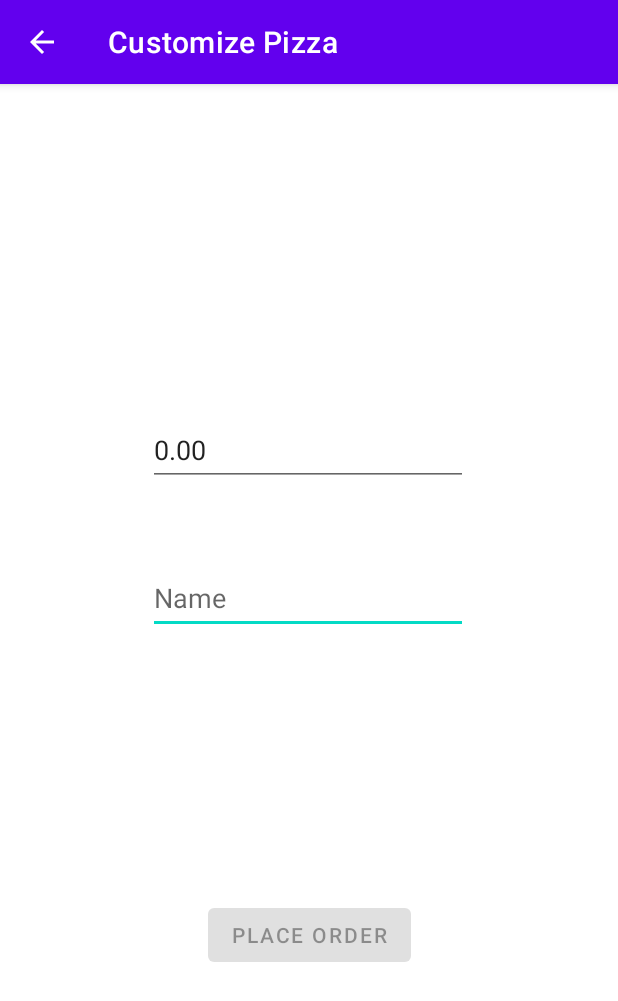
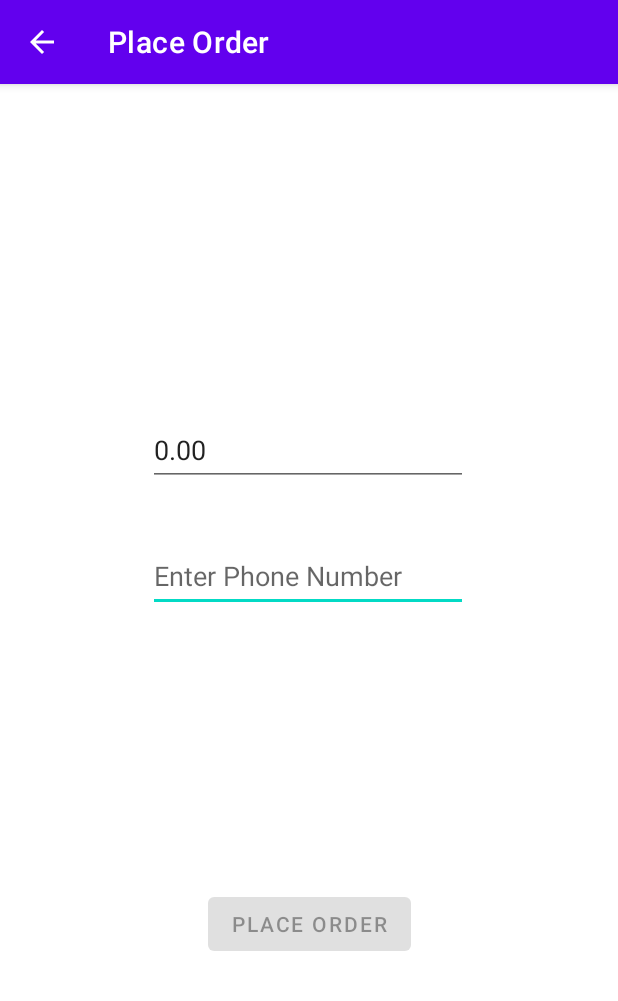
Before and after one commit to JDunich/Pizzeria-App, an Android app: the CustomizeActivity screen opened directly, with no data from a screen before it, on a phone screen of 412 x 824 dp. Shown: the top 1001 px of the screen. Run offline under Robolectric (Android 15) with nearby library versions, the phone set to English and light mode, and no system bars.

Commit message:
Edit Layout

```diff
--- a/app/src/main/AndroidManifest.xml
+++ b/app/src/main/AndroidManifest.xml
@@ -16,7 +16,7 @@
         </activity>
         <activity
             android:name=".CustomizeActivity"
-            android:label="Customize Pizza"
+            android:label="Place Order"
             android:parentActivityName=".PizzaActivity">
         </activity>
         <activity
@@ -26,7 +26,7 @@
         </activity>
         <activity
                 android:name=".StoreActivity"
-                android:label="View All Store Orders"
+                android:label="All Store Orders"
                 android:parentActivityName=".MainActivity">
         </activity>
         <activity
--- a/app/src/main/res/layout/activity_customize.xml
+++ b/app/src/main/res/layout/activity_customize.xml
@@ -6,31 +6,20 @@
     android:layout_height="match_parent"
     tools:context=".CustomizeActivity">
 
-    <TextView
-        android:id="@+id/Title3"
-        android:layout_width="wrap_content"
-        android:layout_height="wrap_content"
-        android:textAppearance="@style/TextAppearance.AppCompat.Display2"
-        app:layout_constraintBottom_toBottomOf="parent"
-        app:layout_constraintEnd_toEndOf="parent"
-        app:layout_constraintHorizontal_bias="0.497"
-        app:layout_constraintStart_toStartOf="parent"
-        app:layout_constraintTop_toTopOf="parent"
-        app:layout_constraintVertical_bias="0.15" />
-
     <EditText
         android:id="@+id/phone"
         android:layout_width="wrap_content"
         android:layout_height="wrap_content"
-        android:layout_marginTop="152dp"
+        android:layout_marginTop="36dp"
         android:ems="10"
         android:hint="@string/phone"
-        android:inputType="textPersonName"
+        android:importantForAutofill="no"
+        android:inputType="phone"
         android:minHeight="48dp"
         app:layout_constraintEnd_toEndOf="parent"
         app:layout_constraintHorizontal_bias="0.497"
         app:layout_constraintStart_toStartOf="parent"
-        app:layout_constraintTop_toBottomOf="@+id/Title3" />
+        app:layout_constraintTop_toBottomOf="@+id/total_pizza" />
 
     <Button
         android:id="@+id/finalize"
@@ -48,8 +37,10 @@
         android:layout_width="wrap_content"
         android:layout_height="wrap_content"
         android:layout_marginTop="220dp"
+        android:editable="false"
         android:ems="10"
-        android:inputType="textPersonName"
+        android:importantForAutofill="no"
+        android:inputType="none"
         android:minHeight="48dp"
         android:text="@string/total_pizza"
         app:layout_constraintEnd_toEndOf="parent"
--- a/app/src/main/res/values/strings.xml
+++ b/app/src/main/res/values/strings.xml
@@ -23,7 +23,7 @@
     <string name="large">Large</string>
     <string name="add">Add</string>
     <string name="next">Next</string>
-    <string name="phone">Name</string>
+    <string name="phone">Enter Phone Number</string>
     <string name="finalize">Place Order</string>
     <string name="total_pizza">Name</string>
     <string-array name="Size">
```
Also changed, not shown: app/src/main/java/com/example/pizzeria_app/PizzaActivity.java (+15 -0 lines), app/src/main/res/layout/activity_order.xml (+50 -28 lines), app/src/main/res/layout/activity_store.xml (+25 -16 lines).
